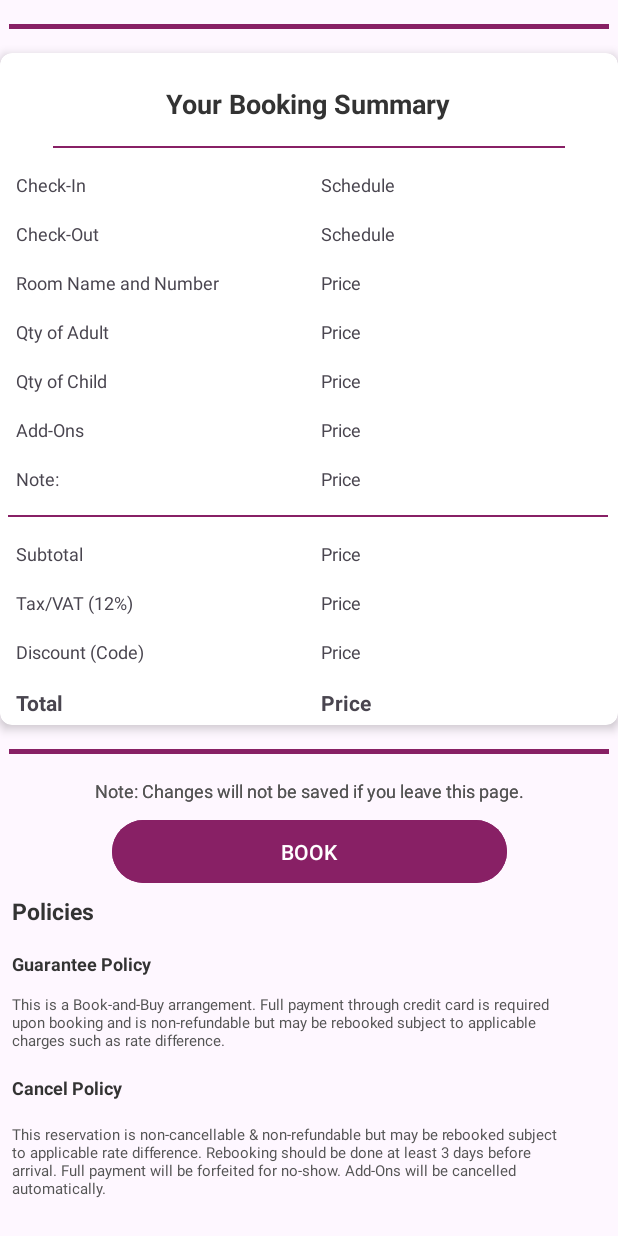
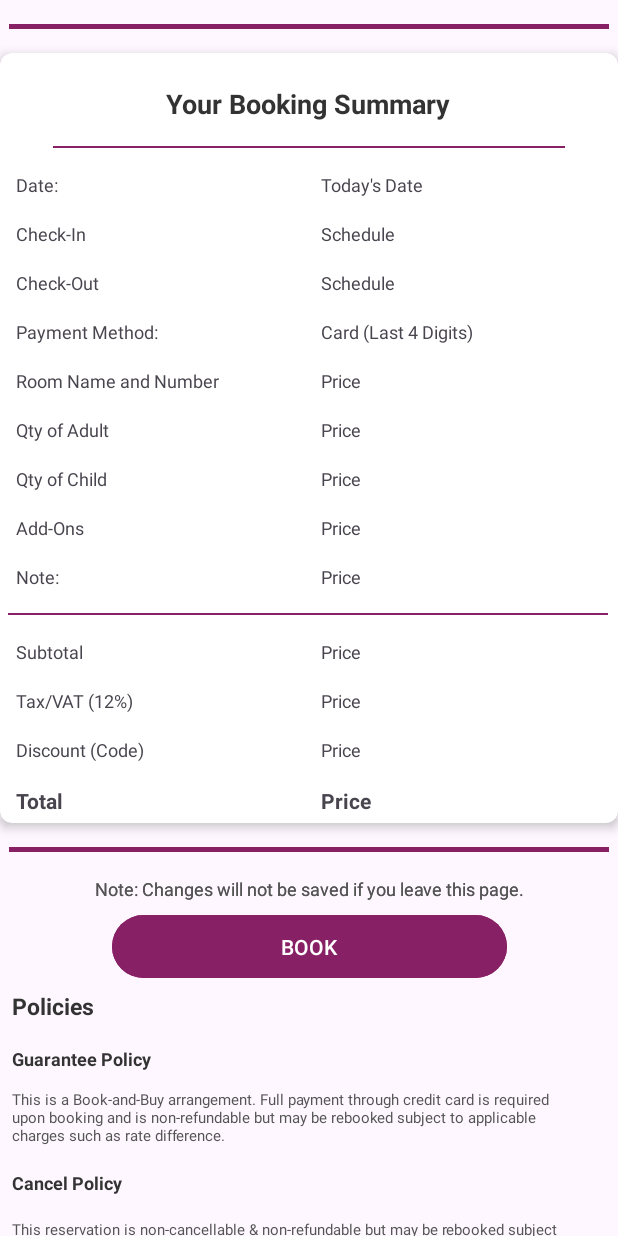
Before and after one commit to angelb9967/Nurad-Mobile, an Android app: the layout activity_booking_summary.xml on its own in the app's theme, with its tools: preview values and no code run, on a phone screen of 412 x 824 dp. Run offline under Robolectric (Android 15) with nearby library versions, the light colour scheme and no system bars; Roboto replaces fonts that are not available here.

Commit message:
activity booking summary details addition and additional error handlings

```diff
--- a/app/src/main/java/com/example/nurad/Activities/Activity_BookingSummary.java
+++ b/app/src/main/java/com/example/nurad/Activities/Activity_BookingSummary.java
@@ -13,6 +13,9 @@ import androidx.core.view.ViewCompat;
 import androidx.core.view.WindowInsetsCompat;
 
 import com.example.nurad.R;
+
+import java.text.SimpleDateFormat;
+import java.util.Calendar;
 
 public class Activity_BookingSummary extends AppCompatActivity {
 
@@ -66,6 +69,7 @@ public class Activity_BookingSummary extends AppCompatActivity {
         String selectedAddOns = intent.getStringExtra("selectedAddOns");
         String voucherCode = intent.getStringExtra("voucherCode");
 
+
         TextView roomTitleTextView = findViewById(R.id.roomNameNumber);
         TextView roomPriceTextView = findViewById(R.id.roomNameNumberVals);
         TextView adultCountTextView = findViewById(R.id.quantityAdult);
@@ -78,6 +82,7 @@ public class Activity_BookingSummary extends AppCompatActivity {
         TextView voucherValueTextView = findViewById(R.id.discountVoucherVal);
         TextView notesTextView = findViewById(R.id.notess);
         TextView totalValTextView = findViewById(R.id.totalVal);
+        TextView dateTextView = findViewById(R.id.dateval);
         @SuppressLint({"MissingInflatedId", "LocalSuppress"}) TextView checkoutduration =  findViewById(R.id.staydurationoutval);
         @SuppressLint({"MissingInflatedId", "LocalSuppress"}) TextView checkinduration = findViewById(R.id.staydurationval);
 
@@ -91,7 +96,7 @@ public class Activity_BookingSummary extends AppCompatActivity {
         subtotalTextView.setText("₱ "+subtotal);
         vatTextView.setText("₱ "+vat);
         voucherCodeTextView.setText("Discount ("+ voucherCode +")");
-        voucherValueTextView.setText("₱ - "+voucherValue);
+        voucherValueTextView.setText("₱ "+voucherValue);
         notesTextView.setText(notes);
         checkinduration.setText(checkInDate+" ("+checkInTime+")");
         checkoutduration.setText(checkOutDate+" ("+checkOutTime+")");
@@ -112,6 +117,22 @@ public class Activity_BookingSummary extends AppCompatActivity {
 
 // Set total price
         totalValTextView.setText("₱ " + String.format("%.2f", totalValue));
+
+        Calendar calendar = Calendar.getInstance();
+        SimpleDateFormat dateFormat = new SimpleDateFormat("dd/MM/yyyy");
+        String currentDate = dateFormat.format(calendar.getTime());
+
+        dateTextView.setText(currentDate);
+
+        String lastFourDigits = "";
+        if (cardNumber != null && cardNumber.length() >= 4) {
+            lastFourDigits = cardNumber.substring(cardNumber.length() - 4);
+        }
+
+// Display the last four digits in the TextView
+        TextView methodPaymentTextView = findViewById(R.id.paymentmethod);
+        methodPaymentTextView.setText("Card ending in ****" + lastFourDigits);
+
     }
 
     private double parsePrice(String price) {
@@ -163,7 +184,7 @@ public class Activity_BookingSummary extends AppCompatActivity {
             addOnsValTextView.setText("₱ " + formatPrice(totalAddOnPrice));
         } else {
             // If no add-ons selected, set empty text to TextViews
-            addOnsTextView.setText("");
+            addOnsTextView.setText("No Selected Add-On");
             addOnsValTextView.setText("₱ 0.00");
         }
     }
--- a/app/src/main/java/com/example/nurad/Fragments/Fragment_Booking.java
+++ b/app/src/main/java/com/example/nurad/Fragments/Fragment_Booking.java
@@ -542,7 +542,7 @@ public class Fragment_Booking extends Fragment {
                     CompoundButtonCompat.setButtonTintList(applyVoucherCheckBox, ColorStateList.valueOf(Color.parseColor("#000000")));
                     voucherEditText.setVisibility(View.GONE);
                     isVoucherChecked = false;
-                    voucherPrice.setText(""); // Clear voucher value display
+                    voucherPrice.setText("No Voucher Selected"); // Clear voucher value display
                 }
             }
         });
@@ -933,7 +933,7 @@ public class Fragment_Booking extends Fragment {
 
         // Validate notes
         if (notes.isEmpty()) {
-            notes = "N/A";
+            notes = "No Note";
         } else if (notes.split("\\s+").length > 150) {
             notesEditText.setError("Notes cannot exceed 250 words");
             notesEditText.requestFocus();
@@ -976,6 +976,9 @@ public class Fragment_Booking extends Fragment {
             }
         } else {
             // If voucher code validation is not required, continue with booking process
+            double defaultVoucherValue = 0.0; // Set default voucher value
+            voucherPrice.setText(formatPrice(defaultVoucherValue)); // Update the UI
+            voucherEditText.setText("N/A");
             continueBookingProcess();
         }
 
--- a/app/src/main/res/layout/activity_booking_summary.xml
+++ b/app/src/main/res/layout/activity_booking_summary.xml
@@ -74,6 +74,35 @@
                 android:layout_marginEnd="30dp"
                 android:background="#882065"/>
 
+            <LinearLayout
+                android:layout_width="match_parent"
+                android:layout_height="wrap_content"
+                android:orientation="horizontal"
+                android:layout_marginTop="8dp">
+
+                <TextView
+                    android:id="@+id/date"
+                    android:layout_width="0dp"
+                    android:layout_height="wrap_content"
+                    android:layout_weight="1"
+                    android:layout_marginStart="5dp"
+                    android:layout_marginTop="8dp"
+                    android:layout_marginEnd="8dp"
+                    android:text="Date: "
+                    android:textSize="12sp" />
+
+                <TextView
+                    android:id="@+id/dateval"
+                    android:layout_width="0dp"
+                    android:layout_height="wrap_content"
+                    android:layout_weight="1"
+                    android:layout_marginStart="8dp"
+                    android:layout_marginTop="8dp"
+                    android:layout_marginEnd="5dp"
+                    android:text="Today's Date"
+                    android:textSize="12sp" />
+            </LinearLayout>
+
             <!-- Room Name and Number -->
             <LinearLayout
                 android:layout_width="match_parent"
@@ -132,6 +161,36 @@
                     android:text="Schedule"
                     android:textSize="12sp" />
             </LinearLayout>
+
+            <LinearLayout
+                android:layout_width="match_parent"
+                android:layout_height="wrap_content"
+                android:orientation="horizontal"
+                android:layout_marginTop="8dp">
+
+                <TextView
+                    android:id="@+id/payment"
+                    android:layout_width="0dp"
+                    android:layout_height="wrap_content"
+                    android:layout_weight="1"
+                    android:layout_marginStart="5dp"
+                    android:layout_marginTop="8dp"
+                    android:layout_marginEnd="8dp"
+                    android:text="Payment Method: "
+                    android:textSize="12sp" />
+
+                <TextView
+                    android:id="@+id/paymentmethod"
+                    android:layout_width="0dp"
+                    android:layout_height="wrap_content"
+                    android:layout_weight="1"
+                    android:layout_marginStart="8dp"
+                    android:layout_marginTop="8dp"
+                    android:layout_marginEnd="5dp"
+                    android:text="Card (Last 4 Digits)"
+                    android:textSize="12sp" />
+            </LinearLayout>
+
 
             <LinearLayout
                 android:layout_width="match_parent"
```
